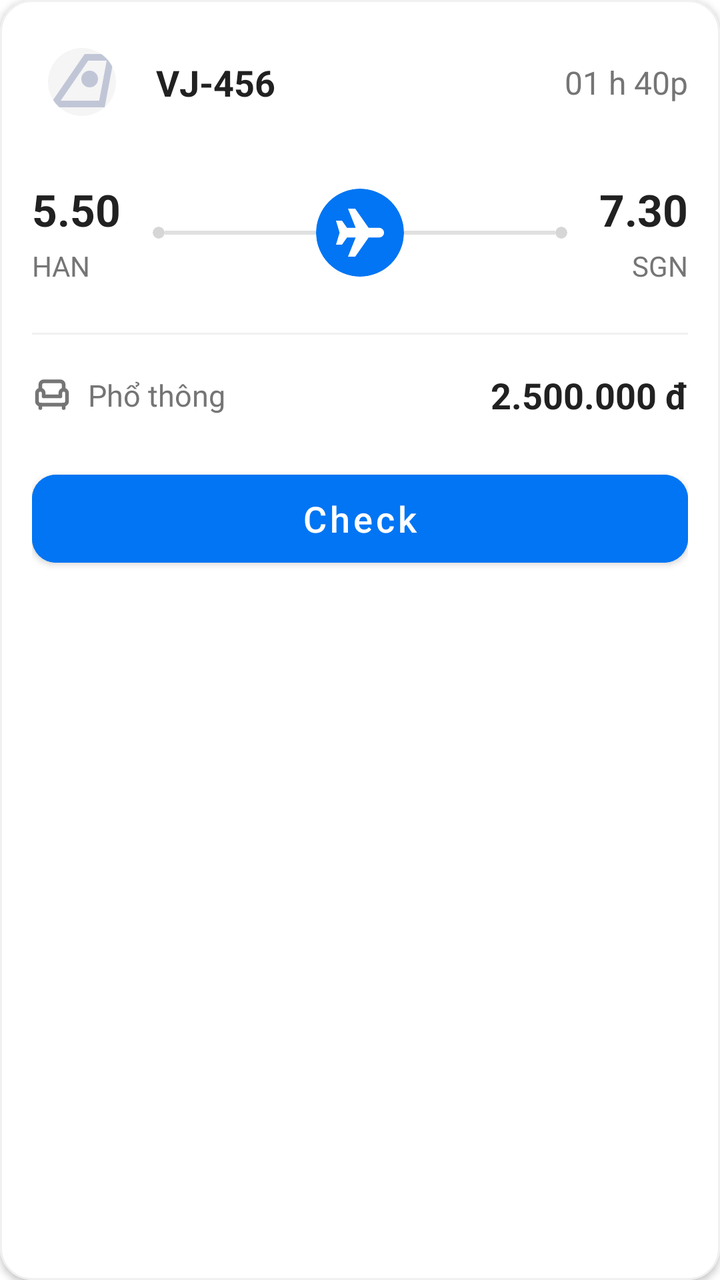
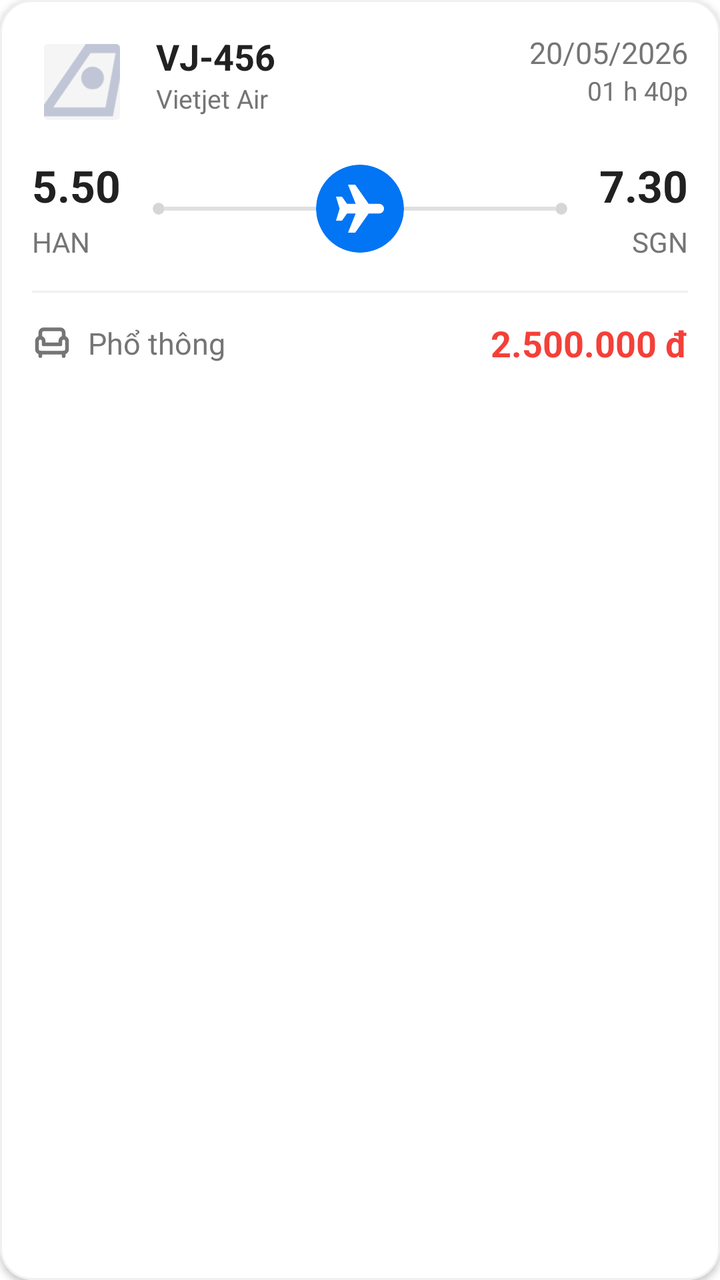

Screens rendered from an Android XML layout before and after an edit, with the pre-edit source and the edit as a unified diff.
<!-- AndroidManifest.xml: application theme Theme.FlightBookingApp -->
<!-- res/layout/item_flight.xml -->
<?xml version="1.0" encoding="utf-8"?>
<com.google.android.material.card.MaterialCardView xmlns:android="http://schemas.android.com/apk/res/android"
    xmlns:app="http://schemas.android.com/apk/res-auto"
    android:layout_width="match_parent"
    android:layout_height="wrap_content"
    android:layout_marginHorizontal="16dp"
    android:layout_marginVertical="8dp"
    app:cardBackgroundColor="#FFFFFF"
    app:cardCornerRadius="16dp"
    app:cardElevation="2dp"
    app:strokeColor="#F0F0F0"
    app:strokeWidth="1dp">

    <androidx.constraintlayout.widget.ConstraintLayout
        android:layout_width="match_parent"
        android:layout_height="wrap_content"
        android:padding="16dp">
        

            <com.google.android.material.imageview.ShapeableImageView
                android:id="@+id/imgAirlineLogo"
                android:layout_width="50dp"
                android:layout_height="50dp"
                android:background="#F5F5F5"
                android:padding="8dp"
                android:src="@drawable/ic_airline"
                app:shapeAppearanceOverlay="@style/CircleImage"
                app:layout_constraintStart_toStartOf="parent"
                app:layout_constraintTop_toTopOf="parent"/>
        
        <TextView
            android:id="@+id/tv_flight_number"
            android:layout_width="wrap_content"
            android:layout_height="wrap_content"
            android:layout_marginStart="12dp"
            android:text="VJ-456"
            android:textColor="#212121"
            android:textSize="18sp"
            android:textStyle="bold"
            app:layout_constraintBottom_toBottomOf="@id/imgAirlineLogo"
            app:layout_constraintStart_toEndOf="@id/imgAirlineLogo"
            app:layout_constraintTop_toTopOf="@id/imgAirlineLogo" />

        <TextView
            android:id="@+id/tv_duration"
            android:layout_width="wrap_content"
            android:layout_height="wrap_content"
            android:text="01 h 40p"
            android:textColor="#757575"
            android:textSize="16sp"
            app:layout_constraintBottom_toBottomOf="@id/imgAirlineLogo"
            app:layout_constraintEnd_toEndOf="parent"
            app:layout_constraintTop_toTopOf="@id/imgAirlineLogo" />


        <TextView
            android:id="@+id/tv_departure_time"
            android:layout_width="wrap_content"
            android:layout_height="wrap_content"
            android:layout_marginTop="24dp"
            android:text="5.50"
            android:textColor="#212121"
            android:textSize="22sp"
            android:textStyle="bold"
            app:layout_constraintStart_toStartOf="parent"
            app:layout_constraintTop_toBottomOf="@id/imgAirlineLogo" />

        <TextView
            android:id="@+id/tv_departure_location"
            android:layout_width="wrap_content"
            android:layout_height="wrap_content"
            android:layout_marginTop="4dp"
            android:text="HAN"
            android:textColor="#757575"
            android:textSize="14sp"
            app:layout_constraintStart_toStartOf="parent"
            app:layout_constraintTop_toBottomOf="@id/tv_departure_time" />

        <TextView
            android:id="@+id/tv_arrival_time"
            android:layout_width="wrap_content"
            android:layout_height="wrap_content"
            android:text="7.30"
            android:textColor="#212121"
            android:textSize="22sp"
            android:textStyle="bold"
            app:layout_constraintEnd_toEndOf="parent"
            app:layout_constraintTop_toTopOf="@id/tv_departure_time" />

        <TextView
            android:id="@+id/tv_arrival_location"
            android:layout_width="wrap_content"
            android:layout_height="wrap_content"
            android:layout_marginTop="4dp"
            android:text="SGN"
            android:textColor="#757575"
            android:textSize="14sp"
            app:layout_constraintEnd_toEndOf="parent"
            app:layout_constraintTop_toBottomOf="@id/tv_arrival_time" />

        <com.google.android.material.card.MaterialCardView
            android:id="@+id/card_plane_icon"
            android:layout_width="44dp"
            android:layout_height="44dp"
            app:cardBackgroundColor="#0175F3"
            app:cardCornerRadius="22dp"
            app:cardElevation="0dp"
            app:layout_constraintBottom_toBottomOf="@id/tv_departure_location"
            app:layout_constraintEnd_toStartOf="@id/tv_arrival_time"
            app:layout_constraintStart_toEndOf="@id/tv_departure_time"
            app:layout_constraintTop_toTopOf="@id/tv_departure_time">

            <ImageView
                android:layout_width="24dp"
                android:layout_height="24dp"
                android:layout_gravity="center"
                android:scaleType="centerCrop"
                android:src="@drawable/ic_item_flight"
                app:tint="#FFFFFF" />
        </com.google.android.material.card.MaterialCardView>

        <com.google.android.material.card.MaterialCardView
            android:id="@+id/dot_left"
            android:layout_width="6dp"
            android:layout_height="6dp"
            android:layout_marginStart="16dp"
            app:cardBackgroundColor="#D6D6D6"
            app:cardCornerRadius="3dp"
            app:cardElevation="0dp"
            app:layout_constraintBottom_toBottomOf="@id/card_plane_icon"
            app:layout_constraintStart_toEndOf="@id/tv_departure_time"
            app:layout_constraintTop_toTopOf="@id/card_plane_icon" />

        <View
            android:layout_width="0dp"
            android:layout_height="2dp"
            android:background="#E0E0E0"
            app:layout_constraintBottom_toBottomOf="@id/card_plane_icon"
            app:layout_constraintEnd_toStartOf="@id/card_plane_icon"
            app:layout_constraintStart_toEndOf="@id/dot_left"
            app:layout_constraintTop_toTopOf="@id/card_plane_icon" />

        <com.google.android.material.card.MaterialCardView
            android:id="@+id/dot_right"
            android:layout_width="6dp"
            android:layout_height="6dp"
            android:layout_marginEnd="16dp"
            app:cardBackgroundColor="#D6D6D6"
            app:cardCornerRadius="3dp"
            app:cardElevation="0dp"
            app:layout_constraintBottom_toBottomOf="@id/card_plane_icon"
            app:layout_constraintEnd_toStartOf="@id/tv_arrival_time"
            app:layout_constraintTop_toTopOf="@id/card_plane_icon" />

        <View
            android:layout_width="0dp"
            android:layout_height="2dp"
            android:background="#E0E0E0"
            app:layout_constraintBottom_toBottomOf="@id/card_plane_icon"
            app:layout_constraintEnd_toStartOf="@id/dot_right"
            app:layout_constraintStart_toEndOf="@id/card_plane_icon"
            app:layout_constraintTop_toTopOf="@id/card_plane_icon" />


        <View
            android:id="@+id/divider"
            android:layout_width="match_parent"
            android:layout_height="1dp"
            android:layout_marginTop="24dp"
            android:background="#F0F0F0"
            app:layout_constraintTop_toBottomOf="@id/tv_departure_location" />


        <ImageView
            android:id="@+id/iv_seat"
            android:layout_width="20dp"
            android:layout_height="20dp"
            android:layout_marginTop="20dp"
            android:src="@drawable/ic_seat_class"
            app:tint="#757575"
            app:layout_constraintStart_toStartOf="parent"
            app:layout_constraintTop_toBottomOf="@id/divider" />

        <TextView
            android:id="@+id/tv_seat_class"
            android:layout_width="wrap_content"
            android:layout_height="wrap_content"
            android:layout_marginStart="8dp"
            android:text="Phổ thông"
            android:textColor="#757575"
            android:textSize="15sp"
            app:layout_constraintBottom_toBottomOf="@id/iv_seat"
            app:layout_constraintStart_toEndOf="@id/iv_seat"
            app:layout_constraintTop_toTopOf="@id/iv_seat" />

        <TextView
            android:id="@+id/tv_price"
            android:layout_width="wrap_content"
            android:layout_height="wrap_content"
            android:text="2.500.000 đ"
            android:textColor="#212121"
            android:textSize="18sp"
            android:textStyle="bold"
            app:layout_constraintBottom_toBottomOf="@id/iv_seat"
            app:layout_constraintEnd_toEndOf="parent"
            app:layout_constraintTop_toTopOf="@id/iv_seat" />

        <com.google.android.material.button.MaterialButton
            android:id="@+id/btn_check"
            android:layout_width="match_parent"
            android:layout_height="56dp"
            android:layout_marginTop="24dp"
            android:backgroundTint="#0175F3"
            android:text="Check"
            android:textAllCaps="false"
            android:textSize="18sp"
            app:cornerRadius="12dp"
            app:layout_constraintTop_toBottomOf="@id/iv_seat" />

    </androidx.constraintlayout.widget.ConstraintLayout>
</com.google.android.material.card.MaterialCardView>
<!-- resources referenced by this layout -->
<resources>
  <!-- drawable ic_airline (drawable) -->
  <vector xmlns:android="http://schemas.android.com/apk/res/android"
      android:width="17dp"
      android:height="14dp"
      android:viewportWidth="17"
      android:viewportHeight="14">
    <path
        android:pathData="M3.167,11.667H12.792L14.667,1.667H10.042L3.167,11.667ZM0,13.333L9.167,0H16.667L14.167,13.333H0ZM10.417,8.333C11,8.333 11.493,8.132 11.896,7.729C12.299,7.326 12.5,6.833 12.5,6.25C12.5,5.667 12.299,5.174 11.896,4.771C11.493,4.368 11,4.167 10.417,4.167C9.833,4.167 9.34,4.368 8.938,4.771C8.535,5.174 8.333,5.667 8.333,6.25C8.333,6.833 8.535,7.326 8.938,7.729C9.34,8.132 9.833,8.333 10.417,8.333ZM3.167,11.667H12.792H3.167Z"
        android:fillColor="#C1C6D7"/>
  </vector>
  <!-- drawable ic_item_flight (drawable) -->
  <vector xmlns:android="http://schemas.android.com/apk/res/android"
      android:width="20dp"
      android:height="20dp"
      android:viewportWidth="20"
      android:viewportHeight="20">
    <path
        android:pathData="M0,5H2.5L4.6,8H8.2L5,0H8L13.6,8H18C18.55,8 19.021,8.196 19.413,8.587C19.804,8.979 20,9.45 20,10C20,10.55 19.804,11.021 19.413,11.413C19.021,11.804 18.55,12 18,12H13.6L8,20H5L8.2,12H4.6L2.5,15H0L1.5,10L0,5Z"
        android:fillColor="#0059BB"/>
  </vector>
  <style name="CircleImage" parent="">
          <item name="cornerSize">50%</item>
      </style>
  <style name="Theme.FlightBookingApp" parent="Theme.MaterialComponents.DayNight.NoActionBar">
          
          <item name="colorPrimary">@color/purple_500</item>
          <item name="colorPrimaryVariant">@color/purple_700</item>
          <item name="colorOnPrimary">@color/white</item>
          
          <item name="colorSecondary">@color/teal_200</item>
          <item name="colorSecondaryVariant">@color/teal_700</item>
          <item name="colorOnSecondary">@color/black</item>
          
          <item name="android:statusBarColor">?attr/colorPrimaryVariant</item>
          
      </style>
  <color name="purple_500">#FF6200EE</color>
  <color name="purple_700">#FF3700B3</color>
  <color name="white">#FFFFFFFF</color>
  <color name="teal_200">#FF03DAC5</color>
  <color name="teal_700">#FF018786</color>
  <color name="black">#FF000000</color>
  <!-- unchanged entries left out for length: 1 -->
</resources>

<!-- the commit's change to res/layout/item_flight.xml (unified diff, before → after) -->
@@ -22,9 +22,10 @@
                 android:layout_width="50dp"
                 android:layout_height="50dp"
                 android:background="#F5F5F5"
-                android:padding="8dp"
+                android:padding="6dp"
                 android:src="@drawable/ic_airline"
-                app:shapeAppearanceOverlay="@style/CircleImage"
+                android:scaleType="centerCrop"
+                app:shapeAppearanceOverlay="@style/RoundedCorners"
                 app:layout_constraintStart_toStartOf="parent"
                 app:layout_constraintTop_toTopOf="parent"/>
         
@@ -37,27 +38,51 @@
             android:textColor="#212121"
             android:textSize="18sp"
             android:textStyle="bold"
-            app:layout_constraintBottom_toBottomOf="@id/imgAirlineLogo"
+            app:layout_constraintBottom_toTopOf="@id/tv_flight_airline"
             app:layout_constraintStart_toEndOf="@id/imgAirlineLogo"
             app:layout_constraintTop_toTopOf="@id/imgAirlineLogo" />
 
         <TextView
+            android:id="@+id/tv_flight_airline"
+            android:layout_width="wrap_content"
+            android:layout_height="wrap_content"
+            android:layout_marginStart="12dp"
+            android:text="Vietjet Air"
+            android:textColor="#757575"
+            android:textSize="13sp"
+            app:layout_constraintStart_toEndOf="@id/imgAirlineLogo"
+            app:layout_constraintTop_toBottomOf="@id/tv_flight_number" />
+
+
+        <TextView
+            android:id="@+id/tv_date"
+            android:layout_width="wrap_content"
+            android:layout_height="wrap_content"
+            android:text="20/05/2026"
+            android:textColor="#757575"
+            android:textSize="15sp"
+            app:layout_constraintBottom_toTopOf="@id/tv_duration"
+            app:layout_constraintEnd_toEndOf="parent"
+            app:layout_constraintTop_toTopOf="@id/imgAirlineLogo"
+             />
+
+        <TextView
             android:id="@+id/tv_duration"
             android:layout_width="wrap_content"
             android:layout_height="wrap_content"
             android:text="01 h 40p"
             android:textColor="#757575"
-            android:textSize="16sp"
-            app:layout_constraintBottom_toBottomOf="@id/imgAirlineLogo"
-            app:layout_constraintEnd_toEndOf="parent"
-            app:layout_constraintTop_toTopOf="@id/imgAirlineLogo" />
+            android:textSize="13sp"
+            app:layout_constraintEnd_toEndOf="parent"
+            app:layout_constraintTop_toBottomOf="@id/tv_date"
+            />
 
 
         <TextView
             android:id="@+id/tv_departure_time"
             android:layout_width="wrap_content"
             android:layout_height="wrap_content"
-            android:layout_marginTop="24dp"
+            android:layout_marginTop="12dp"
             android:text="5.50"
             android:textColor="#212121"
             android:textSize="22sp"
@@ -166,7 +191,7 @@
             android:id="@+id/divider"
             android:layout_width="match_parent"
             android:layout_height="1dp"
-            android:layout_marginTop="24dp"
+            android:layout_marginTop="15dp"
             android:background="#F0F0F0"
             app:layout_constraintTop_toBottomOf="@id/tv_departure_location" />
 
@@ -175,7 +200,7 @@
             android:id="@+id/iv_seat"
             android:layout_width="20dp"
             android:layout_height="20dp"
-            android:layout_marginTop="20dp"
+            android:layout_marginTop="15dp"
             android:src="@drawable/ic_seat_class"
             app:tint="#757575"
             app:layout_constraintStart_toStartOf="parent"
@@ -198,24 +223,13 @@
             android:layout_width="wrap_content"
             android:layout_height="wrap_content"
             android:text="2.500.000 đ"
-            android:textColor="#212121"
+            android:textColor="@color/primary_red"
             android:textSize="18sp"
             android:textStyle="bold"
             app:layout_constraintBottom_toBottomOf="@id/iv_seat"
             app:layout_constraintEnd_toEndOf="parent"
             app:layout_constraintTop_toTopOf="@id/iv_seat" />
 
-        <com.google.android.material.button.MaterialButton
-            android:id="@+id/btn_check"
-            android:layout_width="match_parent"
-            android:layout_height="56dp"
-            android:layout_marginTop="24dp"
-            android:backgroundTint="#0175F3"
-            android:text="Check"
-            android:textAllCaps="false"
-            android:textSize="18sp"
-            app:cornerRadius="12dp"
-            app:layout_constraintTop_toBottomOf="@id/iv_seat" />
 
     </androidx.constraintlayout.widget.ConstraintLayout>
 </com.google.android.material.card.MaterialCardView>
<!-- resource entries referenced after the edit -->
@@ -1,5 +1,6 @@
 <!-- resources referenced by this layout -->
 <resources>
+  <color name="primary_red">#F44039</color>
   <!-- drawable ic_airline (drawable) -->
   <vector xmlns:android="http://schemas.android.com/apk/res/android"
       android:width="17dp"
@@ -20,8 +21,12 @@
         android:pathData="M0,5H2.5L4.6,8H8.2L5,0H8L13.6,8H18C18.55,8 19.021,8.196 19.413,8.587C19.804,8.979 20,9.45 20,10C20,10.55 19.804,11.021 19.413,11.413C19.021,11.804 18.55,12 18,12H13.6L8,20H5L8.2,12H4.6L2.5,15H0L1.5,10L0,5Z"
         android:fillColor="#0059BB"/>
   </vector>
-  <style name="CircleImage" parent="">
-          <item name="cornerSize">50%</item>
+  <style name="RoundedCorners" parent="">
+          <item name="cornerFamily">rounded</item>
+          <item name="cornerSizeTopLeft">2dp</item>
+          <item name="cornerSizeTopRight">2dp</item>
+          <item name="cornerSizeBottomLeft">2dp</item>
+          <item name="cornerSizeBottomRight">2dp</item>
       </style>
   <style name="Theme.FlightBookingApp" parent="Theme.MaterialComponents.DayNight.NoActionBar">
           
